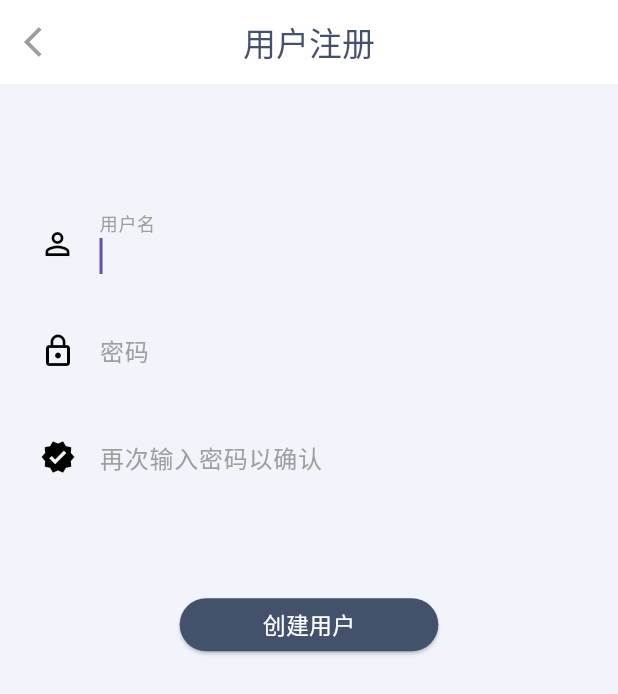
After one commit to armstrongcorner/aila, a Flutter app: the screen it shows after launch, after a tap on "还没有账号？去注册一个吧", on a phone screen of 412 x 824 dp. The commit adds this screen. Shown: the top 694 px of the screen. Run offline on Flutter 3.47's test engine with Material 3 defaults, Android fonts, the phone set to English and light mode, and no system bars; our stand-ins replace connectivity_plus, dio, flutter_easyloading, flutter_hooks, flutter_screenutil, flutter_svg and 11 more; accounts and stored records are empty; generated files the repository leaves out were written again.

Commit message:
add register ui

```diff
--- a/lib/core/route/app_route.dart
+++ b/lib/core/route/app_route.dart
@@ -9,12 +9,14 @@ import '../../app.dart';
 import '../../v/chat/chat_screen.dart';
 import '../../v/common_widgets/toast.dart';
 import '../../v/setting/setting_screen.dart';
+import '../../v/user/register_screen.dart';
 import '../use_l10n.dart';
 import 'navigation_service.dart';
 
 class RouteURL {
   static const String splash = '/';
   static const String login = '/login';
+  static const String register = '/register';
   static const String chat = '/chat';
   static const String setting = '/setting';
   static const String url = '/url';
@@ -34,6 +36,12 @@ final appRouterProvider = Provider<GoRouter>((ref) {
         path: RouteURL.login,
         builder: (context, state) {
           return const LoginPage();
+        },
+      ),
+      GoRoute(
+        path: RouteURL.register,
+        builder: (context, state) {
+          return const RegisterPage();
         },
       ),
       GoRoute(
--- a/lib/l10n/intl_en.arb
+++ b/lib/l10n/intl_en.arb
@@ -11,8 +11,12 @@
     "usernameEmptyErr": "Username can not be empty",
     "password": "Password",
     "passwordEmptyErr": "Password can not be empty",
+    "confirmPassword": "Input again to confirm password",
     "loginBtn": "Login",
     "logoutBtn": "Logout",
+    "registerBtn": "Create",
+    "registerEntryBtn": "No account? Go to register",
+    "registrationTitle": "Registration",
     "currentVersionInfo": "Version",
     "currentLang": "Language",
     "chatCompleteMark": "Chat complete",
--- a/lib/l10n/intl_zh.arb
+++ b/lib/l10n/intl_zh.arb
@@ -11,8 +11,12 @@
     "usernameEmptyErr": "用户名不能为空",
     "password": "密码",
     "passwordEmptyErr": "密码不能为空",
+    "confirmPassword": "再次输入密码以确认",
     "loginBtn": "登录",
     "logoutBtn": "退出",
+    "registerBtn": "创建用户",
+    "registerEntryBtn": "还没有账号？去注册一个吧",
+    "registrationTitle": "用户注册",
     "currentVersionInfo": "当前版本",
     "currentLang": "语言",
     "chatCompleteMark": "对话已结束",
--- a/lib/v/common_widgets/loading_button.dart
+++ b/lib/v/common_widgets/loading_button.dart
@@ -13,7 +13,7 @@ class WSLoadingButton extends StatelessWidget {
       {super.key,
       required this.onPressed,
       this.enable = true,
-      this.bgColor = WSColor.gptColor,
+      this.bgColor = WSColor.primaryFontColor, //WSColor.gptColor,
       required this.loading,
       required this.child});
 
--- a/lib/v/user/login_form.dart
+++ b/lib/v/user/login_form.dart
@@ -1,6 +1,7 @@
 import 'package:aila/core/general_exception.dart';
 import 'package:aila/core/session_manager.dart';
 import 'package:aila/core/use_l10n.dart';
+import 'package:aila/v/common_widgets/color.dart';
 import 'package:aila/v/common_widgets/loading_button.dart';
 import 'package:aila/v/common_widgets/toast.dart';
 import 'package:flutter/material.dart';
@@ -25,11 +26,6 @@ class LoginForm extends HookConsumerWidget {
     final usernameController = useTextEditingController(text: 'withouthammer');
     final passwordController = useTextEditingController(text: 'withouthammer');
 
-    // useEffect(() {
-    //   usernameNode.requestFocus();
-    //   return () {};
-    // }, []);
-
     final RequestState<AuthResultModel?> loginState = ref.watch(authProvider);
     final loading =
         loginState == const RequestState<AuthResultModel?>.loading();
@@ -40,7 +36,16 @@ class LoginForm extends HookConsumerWidget {
           height: 1.0.sh,
           child: Column(
             children: [
-              const Spacer(flex: 10),
+              const Spacer(flex: 2),
+              Align(
+                alignment: Alignment.center,
+                child: Image.asset(
+                  'assets/images/sidu_logo.png',
+                  width: 0.6.sw,
+                  height: 0.6.sw,
+                ),
+              ),
+              const Spacer(flex: 3),
               // 1）Username
               Padding(
                 padding: EdgeInsets.symmetric(horizontal: 15.w),
@@ -117,6 +122,22 @@ class LoginForm extends HookConsumerWidget {
                     await checkForm(
                         context, ref, usernameController, passwordController);
                   },
+                ),
+              ),
+              SizedBox(height: 15.h),
+              Padding(
+                padding: EdgeInsets.symmetric(horizontal: 15.w),
+                child: TextButton(
+                  onPressed: () {
+                    final appRouter = ref.read(appRouterProvider);
+                    appRouter.push(RouteURL.register);
+                  },
+                  child: Text(
+                    useL10n(theContext: context).registerEntryBtn,
+                    style: const TextStyle(
+                      color: WSColor.primaryFontColor,
+                    ),
+                  ),
                 ),
               ),
               const Spacer(flex: 2),
--- a/lib/v/user/login_screen.dart
+++ b/lib/v/user/login_screen.dart
@@ -12,7 +12,6 @@ class LoginPage extends HookConsumerWidget {
     return Container(
       color: WSColor.primaryBgColor,
       child: const SafeArea(
-        top: false,
         left: false,
         right: false,
         child: Scaffold(
--- /dev/null
+++ b/lib/v/user/register_screen.dart
@@ -0,0 +1,255 @@
+import 'package:flutter/material.dart';
+import 'package:flutter_hooks/flutter_hooks.dart';
+import 'package:flutter_screenutil/flutter_screenutil.dart';
+import 'package:hooks_riverpod/hooks_riverpod.dart';
+
+import '../../core/route/app_route.dart';
+import '../../core/state/request_state_notifier.dart';
+import '../../core/use_l10n.dart';
+import '../../core/utils/string_util.dart';
+import '../../m/user_info_result_model.dart';
+import '../../vm/user_provider.dart';
+import '../common_widgets/color.dart';
+import '../common_widgets/loading_button.dart';
+
+class RegisterPage extends HookConsumerWidget {
+  const RegisterPage({super.key});
+
+  @override
+  Widget build(BuildContext context, WidgetRef ref) {
+    final usernameNode = useFocusNode();
+    final usernameController = useTextEditingController();
+    final isDisplayClearUsernameBtn =
+        useState(isNotEmpty(usernameController.text));
+    final passwordController = useTextEditingController();
+    final isDisplayClearPasswordBtn =
+        useState(isNotEmpty(passwordController.text));
+    final confirmController = useTextEditingController();
+    final isDisplayClearConfirmBtn =
+        useState(isNotEmpty(confirmController.text));
+
+    useEffect(() {
+      usernameNode.requestFocus();
+      return () {};
+    }, []);
+
+    final RequestState<UserInfoResultModel?> registerState =
+        ref.watch(userProvider);
+    final loading =
+        registerState == const RequestState<UserInfoResultModel?>.loading();
+
+    return Container(
+      color: WSColor.primaryBgColor,
+      child: SafeArea(
+        top: false,
+        left: false,
+        right: false,
+        child: Scaffold(
+          backgroundColor: WSColor.primaryBgColor,
+          appBar: AppBar(
+            title: Text(
+              useL10n().registrationTitle,
+              style: const TextStyle(color: WSColor.primaryFontColor),
+            ),
+            centerTitle: true,
+            backgroundColor: Colors.white,
+            elevation: 0,
+            leading: IconButton(
+              onPressed: () {
+                final appRoute = ref.read(appRouterProvider);
+                appRoute.pop();
+              },
+              icon: const Icon(
+                Icons.arrow_back_ios,
+                color: Colors.grey,
+              ),
+            ),
+          ),
+          body: Form(
+            child: SizedBox(
+              width: double.infinity,
+              height: double.infinity,
+              child: Column(
+                children: [
+                  const Spacer(flex: 3),
+                  // 1）Username
+                  Padding(
+                    padding: EdgeInsets.symmetric(horizontal: 15.w),
+                    child: TextFormField(
+                      controller: usernameController,
+                      focusNode: usernameNode,
+                      enableSuggestions: false,
+                      autocorrect: false,
+                      readOnly: loading,
+                      onChanged: (value) {
+                        isDisplayClearUsernameBtn.value =
+                            isNotEmpty(usernameController.text);
+                      },
+                      textInputAction: TextInputAction.next,
+                      decoration: InputDecoration(
+                        labelText: useL10n(theContext: context).username,
+                        labelStyle: const TextStyle(color: Colors.grey),
+                        border: InputBorder.none,
+                        prefixIcon: const Padding(
+                          padding: EdgeInsets.only(left: 10, right: 10),
+                          child: Icon(
+                            Icons.person_outline,
+                            color: Colors.black,
+                          ),
+                        ),
+                        suffixIcon: isDisplayClearUsernameBtn.value && !loading
+                            ? IconButton(
+                                onPressed: () {
+                                  usernameController.clear();
+                                  isDisplayClearUsernameBtn.value =
+                                      isNotEmpty(usernameController.text);
+                                },
+                                icon: const Icon(
+                                  Icons.highlight_off,
+                                  color: Colors.grey,
+                                ),
+                              )
+                            : loading
+                                ? const CircularProgressIndicator.adaptive()
+                                : null,
+                        contentPadding:
+                            EdgeInsets.fromLTRB(40.w, 10.h, -40.w, 10.h),
+                      ),
+                      onFieldSubmitted: (_) async {
+                        // await checkForm(
+                        //     context, ref, usernameController, passwordController);
+                        print('aaa');
+                      },
+                    ),
+                  ),
+                  // 2) Password
+                  SizedBox(height: 15.h),
+                  Padding(
+                    padding: EdgeInsets.symmetric(horizontal: 15.w),
+                    child: TextFormField(
+                      controller: passwordController,
+                      // focusNode: passwordNode,
+                      textInputAction: TextInputAction.next,
+                      obscureText: true,
+                      readOnly: loading,
+                      onChanged: (value) {
+                        isDisplayClearPasswordBtn.value =
+                            isNotEmpty(passwordController.text);
+                      },
+                      decoration: InputDecoration(
+                        labelText: useL10n(theContext: context).password,
+                        labelStyle: const TextStyle(color: Colors.grey),
+                        border: InputBorder.none,
+                        prefixIcon: Padding(
+                          padding: EdgeInsets.only(left: 10.w, right: 10.h),
+                          child: const Icon(
+                            Icons.lock_outline,
+                            color: Colors.black,
+                          ),
+                        ),
+                        suffixIcon: isDisplayClearPasswordBtn.value && !loading
+                            ? IconButton(
+                                onPressed: () {
+                                  passwordController.clear();
+                                  isDisplayClearPasswordBtn.value =
+                                      isNotEmpty(passwordController.text);
+                                },
+                                icon: const Icon(
+                                  Icons.highlight_off,
+                                  color: Colors.grey,
+                                ),
+                              )
+                            : null,
+                        contentPadding:
+                            EdgeInsets.fromLTRB(40.w, 10.h, -40.w, 10.h),
+                      ),
+                    ),
+                  ),
+                  // 3) Confirm password
+                  SizedBox(height: 15.h),
+                  Padding(
+                    padding: EdgeInsets.symmetric(horizontal: 15.w),
+                    child: TextFormField(
+                      controller: confirmController,
+                      // focusNode: passwordNode,
+                      textInputAction: TextInputAction.done,
+                      obscureText: true,
+                      readOnly: loading,
+                      onChanged: (value) {
+                        isDisplayClearConfirmBtn.value =
+                            isNotEmpty(confirmController.text);
+                      },
+                      decoration: InputDecoration(
+                        labelText: useL10n(theContext: context).confirmPassword,
+                        labelStyle: const TextStyle(color: Colors.grey),
+                        border: InputBorder.none,
+                        prefixIcon: Padding(
+                          padding: EdgeInsets.only(left: 10.w, right: 10.h),
+                          child: const Icon(
+                            Icons.verified,
+                            color: Colors.black,
+                          ),
+                        ),
+                        suffixIcon: isDisplayClearConfirmBtn.value && !loading
+                            ? IconButton(
+                                onPressed: () {
+                                  confirmController.clear();
+                                  isDisplayClearConfirmBtn.value =
+                                      isNotEmpty(confirmController.text);
+                                },
+                                icon: const Icon(
+                                  Icons.highlight_off,
+                                  color: Colors.grey,
+                                ),
+                              )
+                            : null,
+                        contentPadding:
+                            EdgeInsets.fromLTRB(40.w, 10.h, -40.w, 10.h),
+                      ),
+                      onFieldSubmitted: (_) async {
+                        await checkForm(context, ref, usernameController,
+                            passwordController, confirmController);
+                      },
+                    ),
+                  ),
+                  SizedBox(height: 15.h),
+                  const Spacer(flex: 2),
+                  SizedBox(
+                    width: 180.w,
+                    height: 40.h,
+                    child: WSLoadingButton(
+                      onPressed: () async {
+                        await checkForm(context, ref, usernameController,
+                            passwordController, confirmController);
+                      },
+                      loading: loading,
+                      child: Center(
+                          child: Text(
+                        useL10n(theContext: context).registerBtn,
+                        style: TextStyle(
+                          color: Colors.white,
+                          fontSize: 16.sp,
+                        ),
+                      )),
+                    ),
+                  ),
+
+                  const Spacer(flex: 15),
+                ],
+              ),
+            ),
+          ),
+        ),
+      ),
+    );
+  }
+
+  Future<void> checkForm(
+      BuildContext context,
+      WidgetRef ref,
+      TextEditingController usernameController,
+      TextEditingController passwordController,
+      TextEditingController confirmController) async {
+    print('aaa');
+  }
+}
```
Also changed, not shown: lib/m/datasources/user_api.dart (+19 -0 lines), lib/vm/user_provider.dart (+14 -0 lines), assets/images/sidu_logo.png (added), lib/generated/intl/messages_en.dart, lib/generated/intl/messages_zh.dart, lib/generated/l10n.dart.
